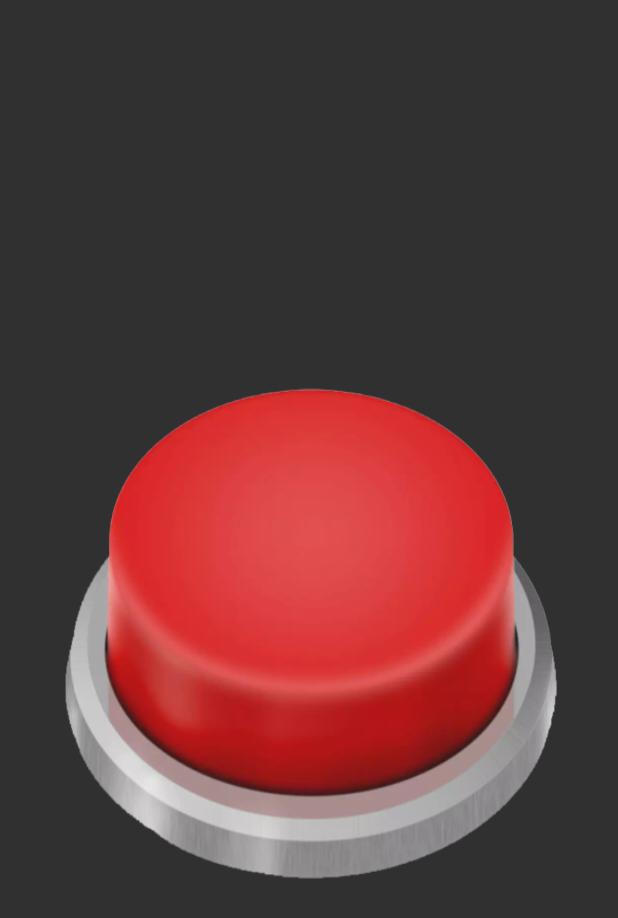
After one commit to amirmhrzan123/TestAlarm, an Android app: the fragment FirstStepFragment shown on its own in the app's theme, on a phone screen of 412 x 824 dp. The commit adds this screen. Shown: the top 918 px of the screen. Run offline under Robolectric (Android 15) with nearby library versions, the light colour scheme and no system bars.

Commit message:
added something

```diff
--- a/app/src/main/AndroidManifest.xml
+++ b/app/src/main/AndroidManifest.xml
@@ -45,6 +45,8 @@
             </intent-filter>
 
         </activity>
+
+        <activity android:name=".ui.tutorial.TutorialActivity"/>
 
 
         <activity
--- a/app/src/main/java/com/example/sialarm/ui/homepage/home/HomeFragment.kt
+++ b/app/src/main/java/com/example/sialarm/ui/homepage/home/HomeFragment.kt
@@ -168,9 +168,10 @@ class HomeFragment:BaseFragment<HomeViewModel,FragmentAlertBinding>() {
         val number = "+977${prefs.getDeviceId()}"
         println("device id "+ number)
         KotlinPermissions.with(activity!!)
-            .permissions(Manifest.permission.ACCESS_COARSE_LOCATION, Manifest.permission.ACCESS_FINE_LOCATION)
+            .permissions(Manifest.permission.ACCESS_COARSE_LOCATION, Manifest.permission.ACCESS_FINE_LOCATION,
+                Manifest.permission.SEND_SMS,Manifest.permission.READ_CONTACTS)
             .onAccepted { permissions ->
-                if(permissions.size==2){
+                if(permissions.size==4){
                     createLocationCallback()
                     createLocationRequest()
                     buildLocationSettingsRequest()
--- a/app/src/main/java/com/example/sialarm/ui/myProfile/MyProfileActivity.kt
+++ b/app/src/main/java/com/example/sialarm/ui/myProfile/MyProfileActivity.kt
@@ -99,16 +99,17 @@ class MyProfileActivity: BaseActivity<MyProfileViewModel, ActivityMyProfileBindi
             if(requestCode==3){
                 val district = Gson().fromJson(data!!.getStringExtra("Extra"), District::class.java)
                 etDistrict.setText(district.name)
-            }else{
+            }else if(requestCode==4){
                 val device = Gson().fromJson(data!!.getStringExtra("Extra"), Device::class.java)
                 etDevice.setText(device.name)
                 deviceId=device.id
+            }else{
+
             }
         }
     }
 
     override fun onUpdateClicked() {
-
         myProfileViewModel.userObserver.value = Users(email = email.text.toString(),
             username = userName.text.toString(),
             state = etState.text.toString(),
--- /dev/null
+++ b/app/src/main/java/com/example/sialarm/ui/tutorial/FirstStepFragment.kt
@@ -0,0 +1,29 @@
+package com.example.sialarm.ui.tutorial
+
+import android.os.Bundle
+import android.view.LayoutInflater
+import android.view.View
+import android.view.ViewGroup
+import androidx.fragment.app.Fragment
+import com.example.sialarm.R
+
+class FirstStepFragment: Fragment() {
+
+    companion object {
+        val TAG = FirstStepFragment::class.java.simpleName
+
+        fun newInstance():FirstStepFragment{
+            return FirstStepFragment()
+        }
+    }
+
+    override fun onCreateView(inflater: LayoutInflater, container: ViewGroup?, savedInstanceState: Bundle?): View? {
+        val view = LayoutInflater.from(activity).inflate(R.layout.fragment_first_step,container,false)
+        return view
+    }
+
+    override fun onViewCreated(view: View, savedInstanceState: Bundle?) {
+        super.onViewCreated(view, savedInstanceState)
+
+    }
+}
--- a/app/src/main/res/layout/fragment_alert.xml
+++ b/app/src/main/res/layout/fragment_alert.xml
@@ -16,8 +16,6 @@
         android:animateLayoutChanges="true"
         android:layout_height="match_parent"
        >
-
-
 
         <ImageButton
             android:id="@+id/btnUrgent"
--- /dev/null
+++ b/app/src/main/res/layout/fragment_first_step.xml
@@ -0,0 +1,95 @@
+<?xml version="1.0" encoding="utf-8"?>
+<LinearLayout xmlns:android="http://schemas.android.com/apk/res/android"
+              xmlns:app="http://schemas.android.com/apk/res-auto" xmlns:tools="http://schemas.android.com/tools"
+              android:orientation="vertical"
+              android:layout_width="match_parent"
+              android:layout_height="match_parent">
+
+
+    <androidx.constraintlayout.widget.ConstraintLayout
+            android:layout_width="match_parent"
+            android:animateLayoutChanges="true"
+            android:layout_height="match_parent">
+
+        <ImageButton
+                android:id="@+id/btnUrgent"
+                android:layout_width="0dp"
+                android:layout_height="0dp"
+                app:layout_constraintDimensionRatio="1:1"
+                android:layout_marginTop="36dp"
+                android:visibility="visible"
+                android:layout_marginEnd="40dp"
+                android:layout_marginStart="40dp"
+                android:layout_marginBottom="16dp"
+                android:translationZ="-100dip"
+                android:background="@drawable/btn_state"
+                app:layout_constraintBottom_toBottomOf="@id/progress"
+                app:layout_constraintEnd_toEndOf="@id/progress"
+                app:layout_constraintStart_toStartOf="@id/progress"
+                app:layout_constraintTop_toTopOf="@id/progress"
+                tools:targetApi="lollipop" />
+
+        <LinearLayout
+                android:id="@+id/ll_alert"
+                android:layout_width="wrap_content"
+                android:layout_height="wrap_content"
+                android:layout_marginStart="8dp"
+                android:orientation="vertical"
+                android:visibility="gone"
+                app:layout_constraintBottom_toBottomOf="@+id/progress"
+                app:layout_constraintEnd_toEndOf="@+id/progress"
+                app:layout_constraintStart_toStartOf="parent"
+                android:gravity="center"
+                app:layout_constraintTop_toTopOf="@+id/progress">
+
+            <TextView
+                    android:layout_width="wrap_content"
+                    android:layout_height="wrap_content"
+                    android:textColor="@color/white"
+                    android:padding="8dp"
+                    android:fontFamily="@font/roboto_medium"
+                    android:text="@string/alert_sent"
+                    android:textSize="22sp"/>
+
+            <TextView
+                    android:layout_width="wrap_content"
+                    android:layout_height="wrap_content"
+                    android:textColor="@color/white"
+                    android:textSize="16sp"
+                    android:padding="8dp"
+                    android:layout_gravity="center"
+                    android:text="Your location is being tracked."/>
+
+            <Button
+                    android:id="@+id/btnStopTracking"
+                    android:layout_width="wrap_content"
+                    android:layout_height="wrap_content"
+                    style="@style/circularButton"
+                    android:paddingTop="8dp"
+                    android:paddingBottom="8dp"
+                    android:paddingStart="16dp"
+                    android:paddingEnd="16dp"
+                    android:text="Stop tracking"/>
+
+        </LinearLayout>
+
+        <ProgressBar
+                android:id="@+id/progress"
+                style="?android:attr/progressBarStyleHorizontal"
+                android:layout_width="0dp"
+                android:layout_height="0dp"
+                app:layout_constraintDimensionRatio="1:1"
+                app:layout_constraintStart_toStartOf="parent"
+                app:layout_constraintTop_toTopOf="parent"
+                app:layout_constraintEnd_toEndOf="parent"
+                app:layout_constraintBottom_toBottomOf="parent"
+                android:elevation="5dp"
+                android:max="100"
+                android:visibility="invisible"
+                android:progressDrawable="@drawable/circular_progress"
+                android:secondaryProgress="100"
+        />
+
+    </androidx.constraintlayout.widget.ConstraintLayout>
+
+</LinearLayout>
```
Also changed, not shown: app/src/main/java/com/example/sialarm/data/firebase/MyFirebaseMessagingService.kt (+34 -17 lines), app/src/main/java/com/example/sialarm/ui/tutorial/SecondStepFragment.kt (added, +28 -0 lines), app/src/main/java/com/example/sialarm/ui/tutorial/ThirdStepFragment.kt (added, +28 -0 lines), app/src/main/java/com/example/sialarm/ui/tutorial/TutorialActivity.kt (added, +26 -0 lines), app/src/main/res/layout/activity_tutorial.xml (added, +33 -0 lines), app/src/main/res/layout/fragment_second_step.xml (added, +29 -0 lines), app/src/main/res/layout/fragment_third_step.xml (added, +57 -0 lines), app/src/main/res/navigation/app_tutorial.xml (added, +8 -0 lines), app/src/main/res/drawable-hdpi/downarrow.png (added), app/src/main/res/drawable-mdpi/downarrow.png (added), app/src/main/res/drawable-xhdpi/downarrow.png (added), app/src/main/res/drawable-xxhdpi/downarrow.png (added), app/src/main/res/drawable-xxxhdpi/downarrow.png (added), 1 other file.
